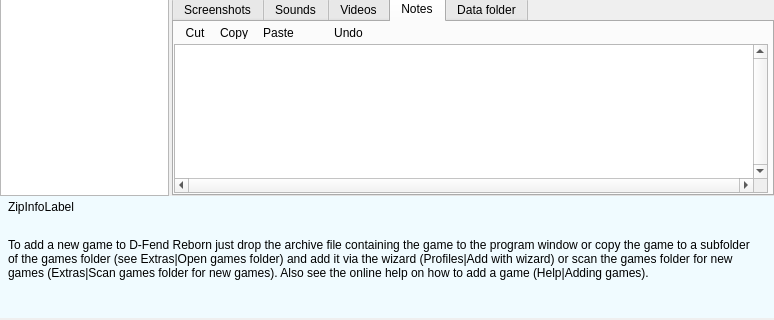
Eldricos/D-Fend-Reborn, file src/forms/MainUnit.ui: the form before one commit; both pictures show x 0 to 774 and y 719 to 1039 of the 774 by 1039 pixel window.
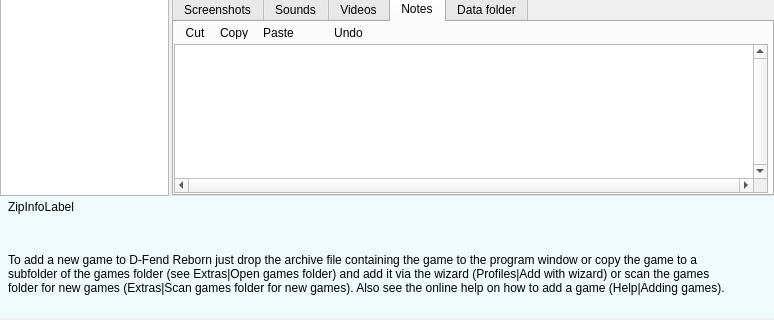
The form after the commit. The open tabs and pages were chosen to show the change. Icons and pictures are not drawn. Custom widgets are drawn as their Qt base class.

Commit message: Wizards: Qt layouts instead of fixed pixel positions

Patch:
```diff
--- a/src/forms/MainUnit.ui
+++ b/src/forms/MainUnit.ui
@@ -219,14 +219,34 @@
         <property name="frameShape"><enum>QFrame::NoFrame</enum></property>
         <property name="frameShadow"><enum>QFrame::Plain</enum></property>
         <property name="vclClass" stdset="0"><string notr="true">TPanel</string></property>
-        <widget class="QLabel" name="ZipInfoLabel">
-          <property name="geometry"><rect><x>8</x><y>4</y><width>762</width><height>32</height></rect></property>
-          <property name="vclAnchors" stdset="0"><string notr="true">akLeft,akTop,akRight</string></property>
-          <property name="text"><string>ZipInfoLabel</string></property>
-          <property name="textFormat"><enum>Qt::PlainText</enum></property>
-          <property name="wordWrap"><bool>true</bool></property>
-          <property name="alignment"><set>Qt::AlignLeft|Qt::AlignTop</set></property>
-        </widget>
+        <layout class="QGridLayout" name="ZipInfoPanel_Layout" columnstretch="0,1">
+          <property name="leftMargin"><number>8</number></property>
+          <property name="topMargin"><number>4</number></property>
+          <property name="rightMargin"><number>4</number></property>
+          <property name="bottomMargin"><number>8</number></property>
+          <property name="horizontalSpacing"><number>8</number></property>
+          <property name="verticalSpacing"><number>4</number></property>
+          <item row="0" column="0" colspan="2">
+            <widget class="QLabel" name="ZipInfoLabel">
+              <property name="text"><string>ZipInfoLabel</string></property>
+              <property name="textFormat"><enum>Qt::PlainText</enum></property>
+              <property name="wordWrap"><bool>true</bool></property>
+              <property name="alignment"><set>Qt::AlignLeft|Qt::AlignTop</set></property>
+            </widget>
+          </item>
+          <item row="0" column="1">
+            <spacer name="ZipInfoPanel_Layout_HFill">
+              <property name="orientation"><enum>Qt::Horizontal</enum></property>
+              <property name="sizeHint" stdset="0"><size><width>0</width><height>0</height></size></property>
+            </spacer>
+          </item>
+          <item row="1" column="0">
+            <spacer name="ZipInfoPanel_VFill">
+              <property name="orientation"><enum>Qt::Vertical</enum></property>
+              <property name="sizeHint" stdset="0"><size><width>0</width><height>0</height></size></property>
+            </spacer>
+          </item>
+        </layout>
       </widget>
       <widget class="QFrame" name="FirstRunInfoPanel">
         <property name="geometry"><rect><x>0</x><y>936</y><width>774</width><height>82</height></rect></property>
@@ -236,22 +256,37 @@
         <property name="frameShape"><enum>QFrame::NoFrame</enum></property>
         <property name="frameShadow"><enum>QFrame::Plain</enum></property>
         <property name="vclClass" stdset="0"><string notr="true">TPanel</string></property>
-        <widget class="QLabel" name="FirstRunInfoLabel">
-          <property name="geometry"><rect><x>8</x><y>2</y><width>745</width><height>78</height></rect></property>
-          <property name="vclAnchors" stdset="0"><string notr="true">akLeft,akTop,akRight,akBottom</string></property>
-          <property name="text"><string>To add a new game to D-Fend Reborn just drop the archive file containing the game to the program window or copy the game to a subfolder of the games folder (see Extras|Open games folder) and add it via the wizard (Profiles|Add with wizard) or scan the games folder for new games (Extras|Scan games folder for new games). Also see the online help on how to add a game (Help|Adding games).</string></property>
-          <property name="textFormat"><enum>Qt::PlainText</enum></property>
-          <property name="wordWrap"><bool>true</bool></property>
-          <property name="alignment"><set>Qt::AlignLeft|Qt::AlignTop</set></property>
-        </widget>
-        <widget class="QToolButton" name="FirstRunInfoButton">
-          <property name="geometry"><rect><x>750</x><y>6</y><width>23</width><height>22</height></rect></property>
-          <property name="toolTip"><string>Remove this information bar.</string></property>
-          <property name="vclAnchors" stdset="0"><string notr="true">akTop,akRight</string></property>
-          <property name="icon"><iconset resource="../../resources/dfend.qrc"><normaloff>:/glyphs/ef9628bfbea83c17.png</normaloff></iconset></property>
-          <property name="iconSize"><size><width>16</width><height>16</height></size></property>
-          <property name="autoRaise"><bool>true</bool></property>
-        </widget>
+        <layout class="QGridLayout" name="FirstRunInfoPanel_Layout" columnstretch="0,1,0" rowstretch="1">
+          <property name="leftMargin"><number>8</number></property>
+          <property name="topMargin"><number>2</number></property>
+          <property name="rightMargin"><number>4</number></property>
+          <property name="bottomMargin"><number>8</number></property>
+          <property name="horizontalSpacing"><number>8</number></property>
+          <property name="verticalSpacing"><number>4</number></property>
+          <item row="0" column="0" colspan="2">
+            <widget class="QLabel" name="FirstRunInfoLabel">
+              <property name="text"><string>To add a new game to D-Fend Reborn just drop the archive file containing the game to the program window or copy the game to a subfolder of the games folder (see Extras|Open games folder) and add it via the wizard (Profiles|Add with wizard) or scan the games folder for new games (Extras|Scan games folder for new games). Also see the online help on how to add a game (Help|Adding games).</string></property>
+              <property name="textFormat"><enum>Qt::PlainText</enum></property>
+              <property name="wordWrap"><bool>true</bool></property>
+              <property name="alignment"><set>Qt::AlignLeft|Qt::AlignTop</set></property>
+            </widget>
+          </item>
+          <item row="0" column="2" alignment="Qt::AlignRight">
+            <widget class="QToolButton" name="FirstRunInfoButton">
+              <property name="toolTip"><string>Remove this information bar.</string></property>
+              <property name="icon"><iconset resource="../../resources/dfend.qrc"><normaloff>:/glyphs/ef9628bfbea83c17.png</normaloff></iconset></property>
+              <property name="iconSize"><size><width>16</width><height>16</height></size></property>
+              <property name="autoRaise"><bool>true</bool></property>
+              <property name="minimumSize"><size><width>23</width><height>0</height></size></property>
+            </widget>
+          </item>
+          <item row="0" column="1">
+            <spacer name="FirstRunInfoPanel_Layout_HFill">
+              <property name="orientation"><enum>Qt::Horizontal</enum></property>
+              <property name="sizeHint" stdset="0"><size><width>0</width><height>0</height></size></property>
+            </spacer>
+          </item>
+        </layout>
       </widget>
       <widget class="QMenu" name="PopupMenu">
         <property name="vclPopupMenu" stdset="0"><bool>true</bool></property>
```
Left out of the diff: 594 changed lines with no effect on the pictures. The commit also changes 18 other files.
